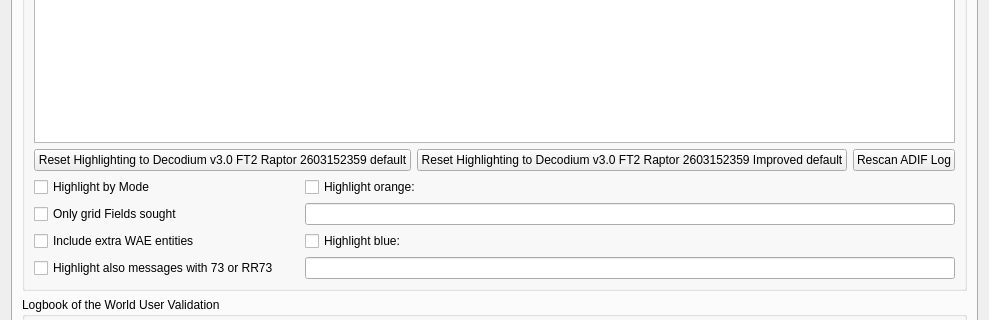
Qt form Configuration.ui (iu8lmc/Decodium-3.0-Codename-Raptor) before a commit; both pictures show x 0 to 989 and y 124 to 444 of the 989 by 716 pixel window.
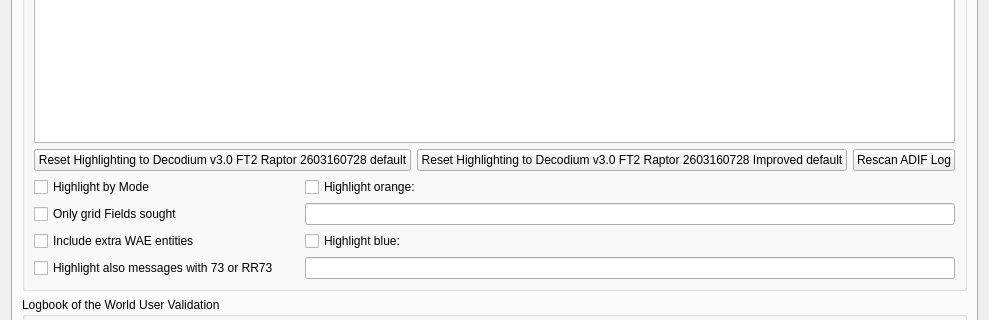
The same form after that commit. The open tabs and pages were chosen to show the change. Custom widgets are drawn as their Qt base class.

```diff
--- a/Configuration.ui
+++ b/Configuration.ui
@@ -2828,14 +2828,14 @@
                <string>&lt;html&gt;&lt;head/&gt;&lt;body&gt;&lt;p&gt;Push to reset all highlight items above to default values and priorities.&lt;/p&gt;&lt;/body&gt;&lt;/html&gt;</string>
               </property>
               <property name="text">
-               <string>Reset Highlighting to Decodium v3.0 FT2 Raptor 2603152359 default</string>
+               <string>Reset Highlighting to Decodium v3.0 FT2 Raptor 2603160728 default</string>
               </property>
              </widget>
             </item>
             <item>
              <widget class="QPushButton" name="reset_highlighting_to_defaults2_push_button">
               <property name="text">
-               <string>Reset Highlighting to Decodium v3.0 FT2 Raptor 2603152359 Improved default</string>
+               <string>Reset Highlighting to Decodium v3.0 FT2 Raptor 2603160728 Improved default</string>
               </property>
              </widget>
             </item>
```
Left out of the diff: 14 changed lines with no effect on the pictures.
